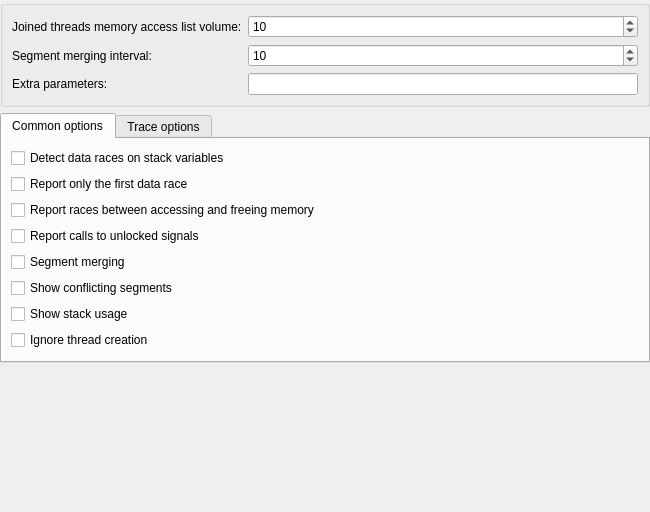
Before: the Qt Designer form tools/drd/configpage.ui in KDE/kdev-valgrind, drawn with Qt 5.
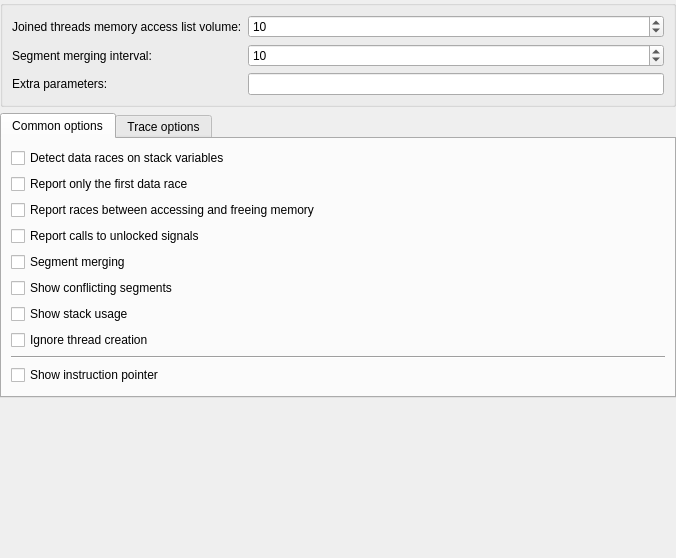
After: the same form once the commit is applied.

Commit message: UI fixes for tools config pages

Diff of the .ui file:
```diff
--- a/tools/drd/configpage.ui
+++ b/tools/drd/configpage.ui
@@ -6,8 +6,8 @@
    <rect>
     <x>0</x>
     <y>0</y>
-    <width>650</width>
-    <height>512</height>
+    <width>676</width>
+    <height>558</height>
    </rect>
   </property>
   <layout class="QVBoxLayout" name="verticalLayout_2">
@@ -200,6 +200,20 @@
          </property>
         </widget>
        </item>
+       <item>
+        <widget class="Line" name="line">
+         <property name="orientation">
+          <enum>Qt::Horizontal</enum>
+         </property>
+        </widget>
+       </item>
+       <item>
+        <widget class="QCheckBox" name="showInstructionPointer">
+         <property name="text">
+          <string>Show instruction pointer</string>
+         </property>
+        </widget>
+       </item>
        <item>
         <spacer>
          <property name="orientation">
```
Left out of the diff: 1 changed line with no effect on the pictures. The commit also changes 3 other files.
